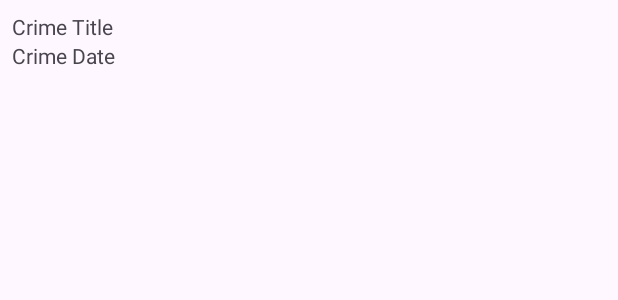
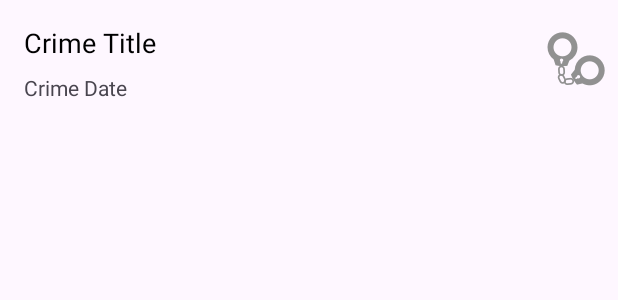
Before and after one commit to synksta/mobile_development_lab_06, an Android app: the layout list_item_crime.xml on its own in the app's theme, with its tools: preview values and no code run, on a phone screen of 412 x 824 dp. Shown: the top 300 px of the screen. Run offline under Robolectric (Android 15) with nearby library versions, the phone set to English and light mode, and no system bars.

Commit message:
CriminalIntent - Start (Chapter 10)

```diff
--- a/app/src/main/java/com/example/mobile_development_lab_06/CrimeListViewModel.kt
+++ b/app/src/main/java/com/example/mobile_development_lab_06/CrimeListViewModel.kt
@@ -9,7 +9,7 @@ class CrimeListViewModel : ViewModel() {
             val crime = Crime(
                 title = "Crime #$i",
                 isSolved = i % 2 == 0,
-                requiresPolice = i % 2 == 0
+                requiresPolice = i % 6 == 0
             )
             crimes += crime
         }
--- a/app/src/main/res/layout/list_item_crime.xml
+++ b/app/src/main/res/layout/list_item_crime.xml
@@ -1,16 +1,51 @@
 <?xml version="1.0" encoding="utf-8"?>
-<LinearLayout xmlns:android="http://schemas.android.com/apk/res/android"
-    android:orientation="vertical"
+<androidx.constraintlayout.widget.ConstraintLayout xmlns:android="http://schemas.android.com/apk/res/android"
+    xmlns:app="http://schemas.android.com/apk/res-auto"
+    xmlns:tools="http://schemas.android.com/tools"
+    android:id="@+id/linearLayout"
     android:layout_width="match_parent"
-    android:layout_height="wrap_content" android:padding="8dp">
+    android:layout_height="wrap_content">
+
+    <ImageView
+        android:id="@+id/crime_solved"
+        android:layout_width="wrap_content"
+        android:layout_height="wrap_content"
+        android:layout_marginTop="8dp"
+        android:layout_marginEnd="8dp"
+        android:layout_marginBottom="8dp"
+        app:layout_constraintBottom_toBottomOf="parent"
+        app:layout_constraintEnd_toEndOf="parent"
+        app:layout_constraintTop_toTopOf="parent"
+        app:layout_constraintVertical_bias="0.555"
+        app:srcCompat="@drawable/ic_solved" />
+
     <TextView
         android:id="@+id/crime_title"
-        android:layout_width="match_parent"
+        android:layout_width="wrap_content"
         android:layout_height="wrap_content"
-        android:text="Crime Title"/>
+        android:layout_marginStart="16dp"
+        android:layout_marginTop="16dp"
+        android:layout_marginEnd="8dp"
+        android:text="Crime Title"
+        android:textColor="@color/black"
+        android:textSize="18dp"
+        app:layout_constraintEnd_toStartOf="@+id/crime_solved"
+        app:layout_constraintHorizontal_bias="0.0"
+        app:layout_constraintStart_toStartOf="parent"
+        app:layout_constraintTop_toTopOf="parent" />
+
     <TextView
         android:id="@+id/crime_date"
-        android:layout_width="match_parent"
+        android:layout_width="wrap_content"
         android:layout_height="wrap_content"
-        android:text="Crime Date"/>
-</LinearLayout>
+        android:layout_marginStart="16dp"
+        android:layout_marginTop="8dp"
+        android:layout_marginEnd="8dp"
+        android:layout_marginBottom="8dp"
+        android:text="Crime Date"
+        app:layout_constraintBottom_toBottomOf="parent"
+        app:layout_constraintEnd_toStartOf="@+id/crime_solved"
+        app:layout_constraintHorizontal_bias="0.0"
+        app:layout_constraintStart_toStartOf="parent"
+        app:layout_constraintTop_toBottomOf="@+id/crime_title" />
+</androidx.constraintlayout.widget.ConstraintLayout>
```
Also changed, not shown: app/src/main/java/com/example/mobile_development_lab_06/CrimeListFragment.kt (+18 -1 lines), app/src/main/res/drawable-anydpi/ic_menu_add.xml (added, +10 -0 lines), app/src/main/res/drawable-v24/ic_launcher_foreground.xml (added, +34 -0 lines), app/src/main/res/drawable/ic_launcher_background.xml (+72 -168 lines), app/src/main/res/drawable-hdpi/ic_menu_add.png (added), app/src/main/res/drawable-hdpi/ic_solved.png (added), app/src/main/res/drawable-mdpi/ic_menu_add.png (added), app/src/main/res/drawable-mdpi/ic_solved.png (added), app/src/main/res/drawable-xhdpi/ic_menu_add.png (added), app/src/main/res/drawable-xhdpi/ic_solved.png (added), app/src/main/res/drawable-xxhdpi/ic_menu_add.png (added), app/src/main/res/drawable-xxhdpi/ic_solved.png (added), app/src/main/res/drawable-xxxhdpi/ic_solved.png (added).
